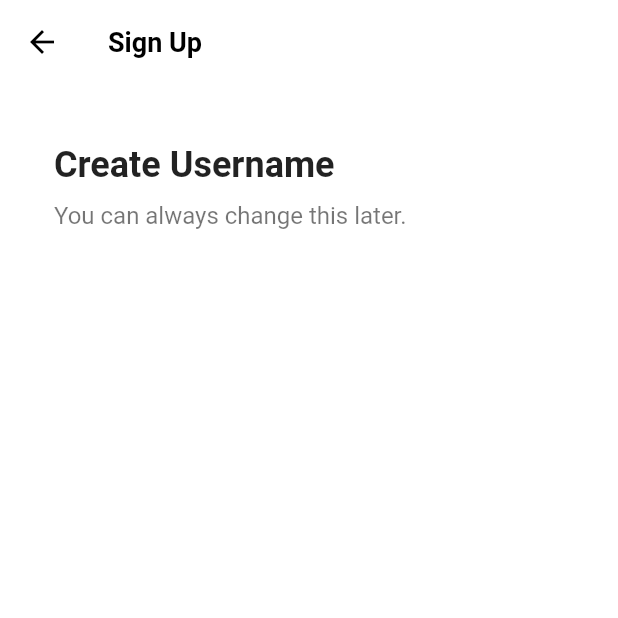
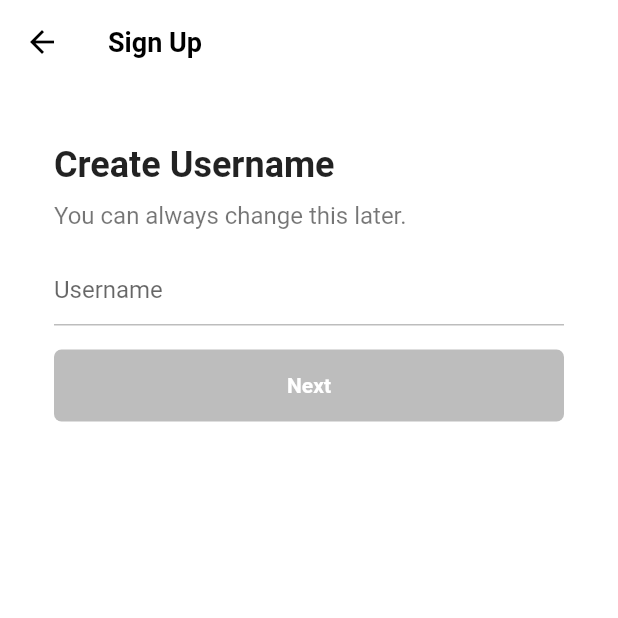
Before and after one commit to gonnabea/tt-clone, a Flutter app: the SignUpScreen screen opened directly, after a tap on "Use email & password", on a phone screen of 412 x 824 dp, the top half of it. Run offline on Flutter 3.47's test engine with Material 2 defaults, Android fonts, the phone set to English and light mode, and no system bars; our stand-ins replace font_awesome_flutter.

Commit message:
#4.4 Username Screen

```diff
--- a/lib/features/authentication/email_screen.dart
+++ /dev/null
@@ -1,35 +0,0 @@
-import 'package:flutter/material.dart';
-import 'package:tiktok_clone/constants/gaps.dart';
-import 'package:tiktok_clone/constants/sizes.dart';
-
-class EmailScreen extends StatelessWidget {
-  const EmailScreen({super.key});
-
-  @override
-  Widget build(BuildContext context) {
-    return Scaffold(
-        appBar: AppBar(
-          title: const Text(
-            "Sign Up",
-          ),
-        ),
-        body: Padding(
-          padding: const EdgeInsets.symmetric(horizontal: Sizes.size36),
-          child: Column(
-            crossAxisAlignment: CrossAxisAlignment.start,
-            children: const [
-              Gaps.v40,
-              Text("Create Username",
-                  style: TextStyle(
-                      fontSize: Sizes.size24, fontWeight: FontWeight.w700)),
-              Gaps.v10,
-              Text("You can always change this later.",
-                  style: TextStyle(
-                    fontSize: Sizes.size16,
-                    color: Colors.black54,
-                  ))
-            ],
-          ),
-        ));
-  }
-}
--- a/lib/features/authentication/sign_up_screen.dart
+++ b/lib/features/authentication/sign_up_screen.dart
@@ -2,7 +2,7 @@ import 'package:flutter/material.dart';
 import 'package:font_awesome_flutter/font_awesome_flutter.dart';
 import 'package:tiktok_clone/constants/gaps.dart';
 import 'package:tiktok_clone/constants/sizes.dart';
-import 'package:tiktok_clone/features/authentication/email_screen.dart';
+import 'package:tiktok_clone/features/authentication/username_screen.dart';
 import 'package:tiktok_clone/features/authentication/login_screen.dart';
 import 'package:tiktok_clone/features/authentication/widgets/auth_button.dart';
 
@@ -17,7 +17,7 @@ class SignUpScreen extends StatelessWidget {
 
   void _onEmailTap(BuildContext context) {
     Navigator.of(context).push(
-      MaterialPageRoute(builder: (context) => const EmailScreen()),
+      MaterialPageRoute(builder: (context) => const UsernameScreen()),
     );
   }
 
--- a/lib/features/authentication/username_screen.dart
+++ b/lib/features/authentication/username_screen.dart
@@ -0,0 +1,83 @@
+import 'package:flutter/material.dart';
+import 'package:tiktok_clone/constants/gaps.dart';
+import 'package:tiktok_clone/constants/sizes.dart';
+
+class UsernameScreen extends StatefulWidget {
+  const UsernameScreen({super.key});
+
+  @override
+  State<UsernameScreen> createState() => _UsernameScreenState();
+}
+
+class _UsernameScreenState extends State<UsernameScreen> {
+  final TextEditingController _usernameContorller = TextEditingController();
+
+  String _username = "";
+
+  @override
+  void initState() {
+    super.initState();
+
+    _usernameContorller.addListener(() {
+      setState(() {
+        _username = _usernameContorller.text;
+      });
+    });
+  }
+
+  @override
+  Widget build(BuildContext context) {
+    return Scaffold(
+        appBar: AppBar(
+          title: const Text(
+            "Sign Up",
+          ),
+        ),
+        body: Padding(
+          padding: const EdgeInsets.symmetric(horizontal: Sizes.size36),
+          child: Column(
+            crossAxisAlignment: CrossAxisAlignment.start,
+            children: [
+              Gaps.v40,
+              const Text("Create Username",
+                  style: TextStyle(
+                      fontSize: Sizes.size24, fontWeight: FontWeight.w700)),
+              Gaps.v10,
+              const Text("You can always change this later.",
+                  style: TextStyle(
+                    fontSize: Sizes.size16,
+                    color: Colors.black54,
+                  )),
+              Gaps.v16,
+              TextField(
+                controller: _usernameContorller,
+                decoration: InputDecoration(
+                    hintText: "Username",
+                    enabledBorder: UnderlineInputBorder(
+                        borderSide: BorderSide(color: Colors.grey.shade400)),
+                    focusedBorder: UnderlineInputBorder(
+                        borderSide: BorderSide(color: Colors.grey.shade400))),
+                cursorColor: Theme.of(context).primaryColor,
+              ),
+              Gaps.v16,
+              FractionallySizedBox(
+                widthFactor: 1,
+                child: AnimatedContainer(
+                    duration: const Duration(milliseconds: 200),
+                    padding: const EdgeInsets.symmetric(vertical: Sizes.size16),
+                    decoration: BoxDecoration(
+                      borderRadius: BorderRadius.circular(Sizes.size5),
+                      color: _username.isEmpty
+                          ? Colors.grey.shade400
+                          : Theme.of(context).primaryColor,
+                    ),
+                    child: const Text('Next',
+                        textAlign: TextAlign.center,
+                        style: TextStyle(
+                            color: Colors.white, fontWeight: FontWeight.w600))),
+              )
+            ],
+          ),
+        ));
+  }
+}
```
